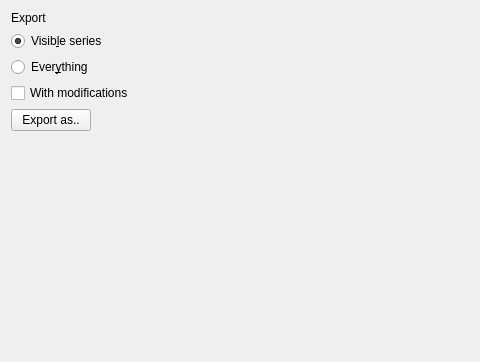
Above: Alames/forms/exportwidget.ui from KLZ-0/Alames before the change; both pictures show x 0 to 480 and y 0 to 362 of the 707 by 362 pixel window. Below: the same form after it.
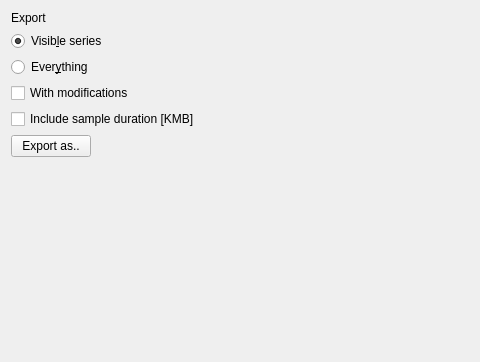
That is the form after the change.

Commit message: 1.4-r8 + Added option to include sample duration ( for KMB devices) + Fixed screenshot title in README.md

```diff
--- a/Alames/forms/exportwidget.ui
+++ b/Alames/forms/exportwidget.ui
@@ -45,14 +45,14 @@
      </property>
     </widget>
    </item>
-   <item row="5" column="0">
+   <item row="6" column="0">
     <widget class="QPushButton" name="exportButton">
      <property name="text">
       <string>Export as..</string>
      </property>
     </widget>
    </item>
-   <item row="6" column="0">
+   <item row="7" column="0">
     <widget class="QLabel" name="filenameLabel">
      <property name="text">
       <string/>
@@ -65,6 +65,16 @@
      </property>
     </widget>
    </item>
+   <item row="5" column="0">
+    <widget class="QCheckBox" name="sampleDurCheckBox">
+     <property name="enabled">
+      <bool>true</bool>
+     </property>
+     <property name="text">
+      <string>Include sample duration [KMB]</string>
+     </property>
+    </widget>
+   </item>
   </layout>
  </widget>
  <resources/>
```
The commit also changes 5 other files.
